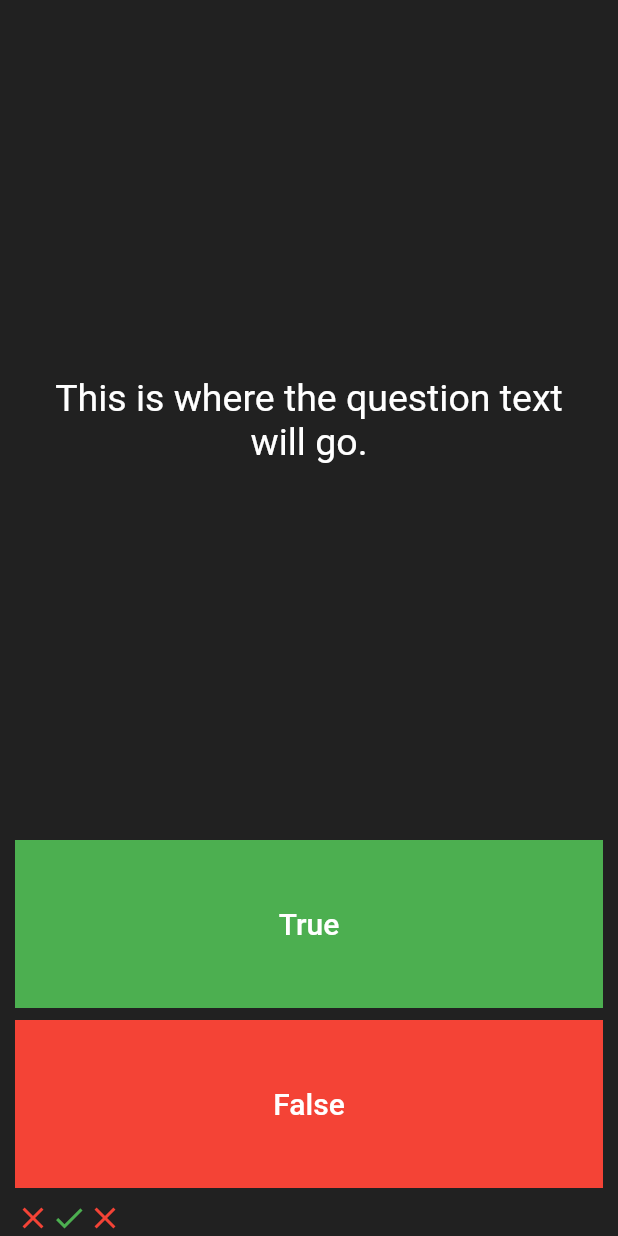
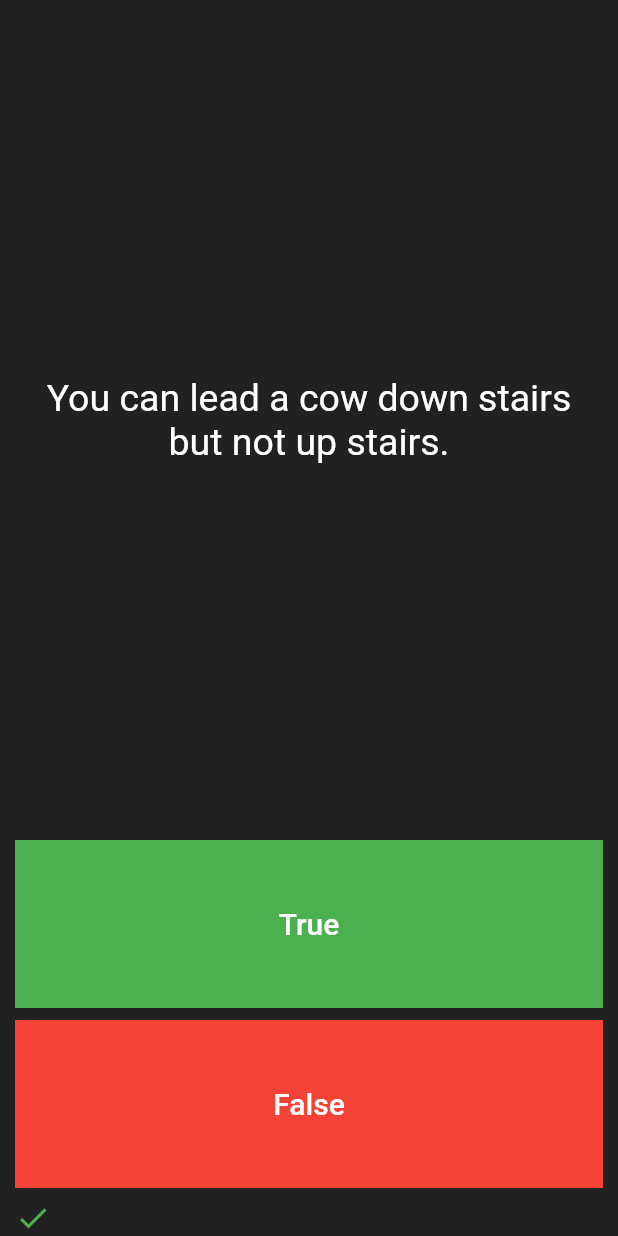
Before and after one commit to mdShakilHossainNsu2018/quiz, a Flutter app: the screen it shows after launch, after a tap on "True", on a phone screen of 412 x 824 dp. Run offline on Flutter 3.47's test engine with Material 2 defaults, Android fonts, the light colour scheme and no system bars; our stand-ins replace rflutter_alert.

Commit message:
quiz complete

```diff
--- a/lib/main.dart
+++ b/lib/main.dart
@@ -1,4 +1,6 @@
 import 'package:flutter/material.dart';
+import 'package:quiz/question_bank.dart';
+import 'package:rflutter_alert/rflutter_alert.dart';
 
 void main() => runApp(Quiz());
 
@@ -25,6 +27,42 @@
 }
 
 class _QuizPageState extends State<QuizPage> {
+  QuizBrain quizBrain = QuizBrain();
+  List<Icon> scoreKeeper = [];
+
+  void checkAnswer(bool userPickedAnswer) {
+    bool correctAnswer = quizBrain.getCorrectAnswer();
+
+    setState(() {
+      if(quizBrain.isFinished()==true){
+        Alert(
+          context:context,
+          title: 'Finished',
+          desc: 'You\'ve reached the end of the quiz'
+        ).show();
+
+        quizBrain.reset();
+        scoreKeeper=[];
+      }else{
+        if (userPickedAnswer == correctAnswer) {
+          scoreKeeper.add(Icon(
+            Icons.check,
+            color: Colors.green,
+          ));
+        } else {
+          scoreKeeper.add(Icon(
+            Icons.close,
+            color: Colors.red,
+          ));
+        }
+        quizBrain.nextQuestion();
+      }
+
+    });
+
+
+  }
+
   @override
   Widget build(BuildContext context) {
     return Column(
@@ -37,7 +75,7 @@
             padding: EdgeInsets.all(10.0),
             child: Center(
               child: Text(
-                'This is where the question text will go.',
+                quizBrain.getQuestionText(),
                 textAlign: TextAlign.center,
                 style: TextStyle(
                   fontSize: 25.0,
@@ -59,12 +97,14 @@
                 ),
               ),
               onPressed: () {
-                //The user picked true.
+                checkAnswer(true);
               },
             ),
           ),
         ),
-        SizedBox(height: 8,),
+        SizedBox(
+          height: 8,
+        ),
         Expanded(
           child: Container(
             color: Colors.red,
@@ -77,18 +117,17 @@
                 ),
               ),
               onPressed: () {
-                //The user picked true.
+                checkAnswer(false);
               },
             ),
           ),
         ),
-        SizedBox(height: 8,),
-
-        Row(children: [
-          Icon(Icons.close,color: Colors.red,),
-          Icon(Icons.check,color: Colors.green,),
-          Icon(Icons.close,color: Colors.red,),
-        ],)
+        SizedBox(
+          height: 8,
+        ),
+        Row(
+          children: scoreKeeper,
+        )
       ],
     );
   }
--- /dev/null
+++ b/lib/question.dart
@@ -0,0 +1,9 @@
+class Question{
+  String questionText;
+  bool questionAnswer;
+
+  Question(String questionText, bool questionAnswer){
+    this.questionText = questionText;
+    this.questionAnswer = questionAnswer;
+  }
+}
--- /dev/null
+++ b/lib/question_bank.dart
@@ -0,0 +1,61 @@
+import 'package:quiz/question.dart';
+
+class QuizBrain{
+  int _questionNumber = 0;
+  List<Question> _questions = [
+    Question('Some cats are actually allergic to humans', true),
+    Question('You can lead a cow down stairs but not up stairs.', false),
+    Question('Approximately one quarter of human bones are in the feet.', true),
+    Question('A slug\'s blood is green.', true),
+    Question('Buzz Aldrin\'s mother\'s maiden name was \"Moon\".', true),
+    Question('It is illegal to pee in the Ocean in Portugal.', true),
+    Question(
+        'No piece of square dry paper can be folded in half more than 7 times.',
+        false),
+    Question(
+        'In London, UK, if you happen to die in the House of Parliament, you are technically entitled to a state funeral, because the building is considered too sacred a place.',
+        true),
+    Question(
+        'The loudest sound produced by any animal is 188 decibels. That animal is the African Elephant.',
+        false),
+    Question(
+        'The total surface area of two human lungs is approximately 70 square metres.',
+        true),
+    Question('Google was originally called \"Backrub\".', true),
+    Question(
+        'Chocolate affects a dog\'s heart and nervous system; a few ounces are enough to kill a small dog.',
+        true),
+    Question(
+        'In West Virginia, USA, if you accidentally hit an animal with your car, you are free to take it home to eat.',
+        true),
+
+
+  ];
+
+  String getQuestionText(){
+    return _questions[_questionNumber].questionText;
+  }
+
+  bool getCorrectAnswer(){
+    return _questions[_questionNumber].questionAnswer;
+  }
+
+  void nextQuestion(){
+    if(_questionNumber<_questions.length-1){
+      _questionNumber++;
+    }
+
+  }
+
+  bool isFinished(){
+    if(_questionNumber>=_questions.length-1){
+     return true;
+    }else{
+      return false;
+    }
+  }
+
+  void reset(){
+    _questionNumber=0;
+  }
+}
--- a/pubspec.yaml
+++ b/pubspec.yaml
@@ -28,6 +28,7 @@
   # The following adds the Cupertino Icons font to your application.
   # Use with the CupertinoIcons class for iOS style icons.
   cupertino_icons: ^1.0.2
+  rflutter_alert: ^2.0.2
 
 dev_dependencies:
   flutter_test:
```
Also changed, not shown: pubspec.lock.
